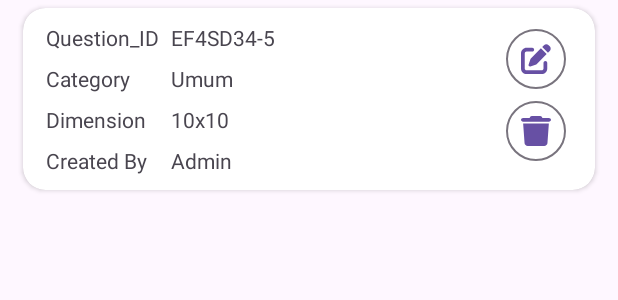
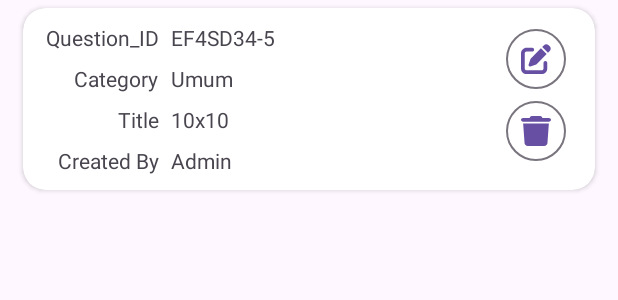
Before and after one commit to activity-debug/TTS, an Android app: the layout question_list_item.xml on its own in the app's theme, with its tools: preview values and no code run, on a phone screen of 412 x 824 dp. Shown: the top 300 px of the screen. Run offline under Robolectric (Android 15) with nearby library versions, the phone set to English and light mode, and no system bars.

Commit message:
okey nice

```diff
--- a/app/src/main/java/com/rendrapcx/tts/ui/QuestionAdapter.kt
+++ b/app/src/main/java/com/rendrapcx/tts/ui/QuestionAdapter.kt
@@ -57,7 +57,8 @@ class QuestionAdapter(
         val level = listLevel[position]
         holder.binding.tvItemId.text = level.id
         holder.binding.tvItemCategory.text = level.category
-        holder.binding.tvItemDimension.text = level.dimension
+        holder.binding.tvItemTitle.text = level.title
+        holder.binding.tvItemCreator.text = level.userId
 
         holder.binding.root.setOnClickListener{
             onClickView?.invoke(level)
--- a/app/src/main/res/layout/question_list_item.xml
+++ b/app/src/main/res/layout/question_list_item.xml
@@ -32,24 +32,26 @@
             android:layout_height="wrap_content"
             android:layout_marginTop="8dp"
             android:text="Category"
-            app:layout_constraintStart_toStartOf="@+id/textView6"
-            app:layout_constraintTop_toBottomOf="@+id/textView6" />
+            app:layout_constraintEnd_toEndOf="@+id/textView6"
+            app:layout_constraintTop_toBottomOf="@+id/tvItemId" />
 
         <TextView
             android:id="@+id/textView11"
             android:layout_width="wrap_content"
             android:layout_height="wrap_content"
             android:layout_marginTop="8dp"
-            android:text="Dimension"
-            app:layout_constraintStart_toStartOf="@+id/textView10"
-            app:layout_constraintTop_toBottomOf="@+id/textView10" />
+            android:text="Title"
+            app:layout_constraintEnd_toEndOf="@+id/textView10"
+            app:layout_constraintTop_toBottomOf="@+id/tvItemCategory" />
 
         <TextView
             android:id="@+id/tvItemId"
-            android:layout_width="wrap_content"
+            android:layout_width="0dp"
             android:layout_height="wrap_content"
             android:layout_marginStart="8dp"
+            android:layout_marginEnd="8dp"
             android:text="EF4SD34-5"
+            app:layout_constraintEnd_toStartOf="@+id/btnItemEdit"
             app:layout_constraintStart_toEndOf="@+id/textView6"
             app:layout_constraintTop_toTopOf="@+id/textView6" />
 
@@ -59,35 +61,38 @@
             android:layout_height="wrap_content"
             android:layout_marginTop="8dp"
             android:text="Created By"
-            app:layout_constraintStart_toStartOf="@+id/textView11"
-            app:layout_constraintTop_toBottomOf="@+id/textView11" />
+            app:layout_constraintEnd_toEndOf="@+id/textView11"
+            app:layout_constraintTop_toBottomOf="@+id/tvItemTitle" />
 
         <TextView
             android:id="@+id/tvItemCategory"
-            android:layout_width="wrap_content"
+            android:layout_width="0dp"
             android:layout_height="wrap_content"
             android:layout_marginTop="8dp"
             android:text="Umum"
+            app:layout_constraintEnd_toEndOf="@+id/tvItemId"
             app:layout_constraintStart_toStartOf="@+id/tvItemId"
             app:layout_constraintTop_toBottomOf="@+id/tvItemId" />
 
         <TextView
-            android:id="@+id/tvItemDimension"
-            android:layout_width="wrap_content"
+            android:id="@+id/tvItemTitle"
+            android:layout_width="0dp"
             android:layout_height="wrap_content"
             android:layout_marginTop="8dp"
             android:text="10x10"
+            app:layout_constraintEnd_toEndOf="@+id/tvItemCategory"
             app:layout_constraintStart_toStartOf="@+id/tvItemCategory"
             app:layout_constraintTop_toBottomOf="@+id/tvItemCategory" />
 
         <TextView
             android:id="@+id/tvItemCreator"
-            android:layout_width="wrap_content"
+            android:layout_width="0dp"
             android:layout_height="wrap_content"
             android:layout_marginTop="8dp"
             android:text="Admin"
-            app:layout_constraintStart_toStartOf="@+id/tvItemDimension"
-            app:layout_constraintTop_toBottomOf="@+id/tvItemDimension" />
+            app:layout_constraintEnd_toEndOf="@+id/tvItemTitle"
+            app:layout_constraintStart_toStartOf="@+id/tvItemTitle"
+            app:layout_constraintTop_toBottomOf="@+id/tvItemTitle" />
 
         <Button
             android:id="@+id/btnItemEdit"
```
Also changed, not shown: app/src/main/java/com/rendrapcx/tts/helper/Dialog.kt (+75 -22 lines), app/src/main/java/com/rendrapcx/tts/helper/Questioner.kt (deleted, +0 -274 lines), app/src/main/java/com/rendrapcx/tts/model/Data.kt (+4 -6 lines), app/src/main/java/com/rendrapcx/tts/ui/BoardActivity.kt (+5 -21 lines), app/src/main/res/layout/dialog_input_description.xml (+4 -4 lines).
